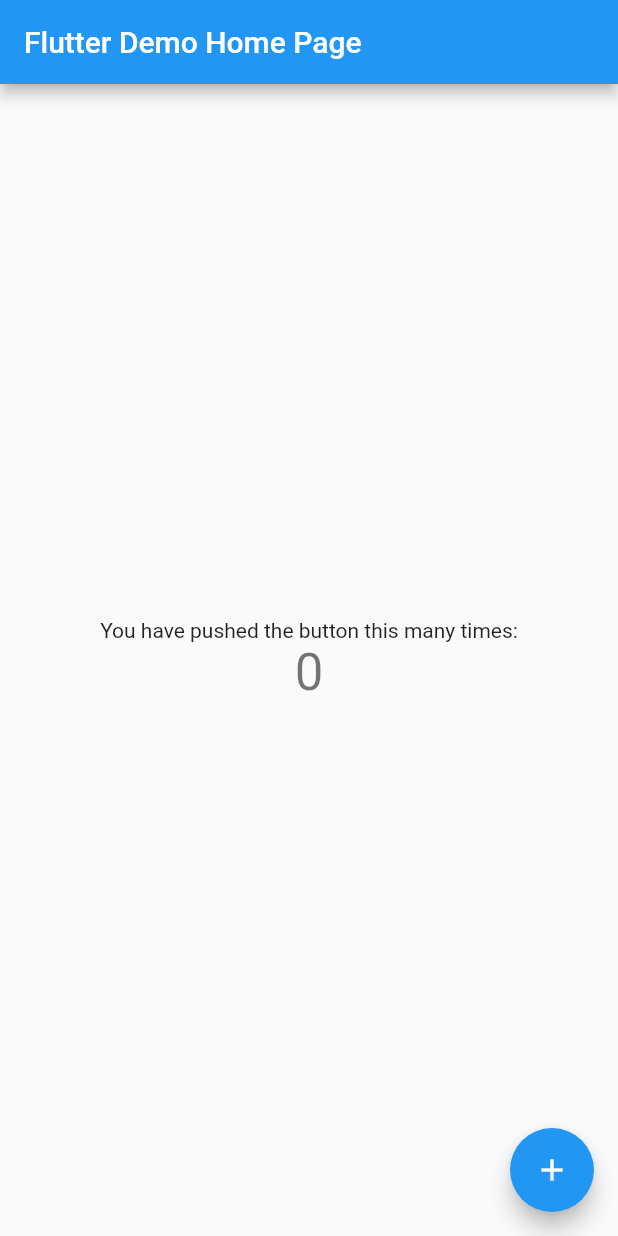
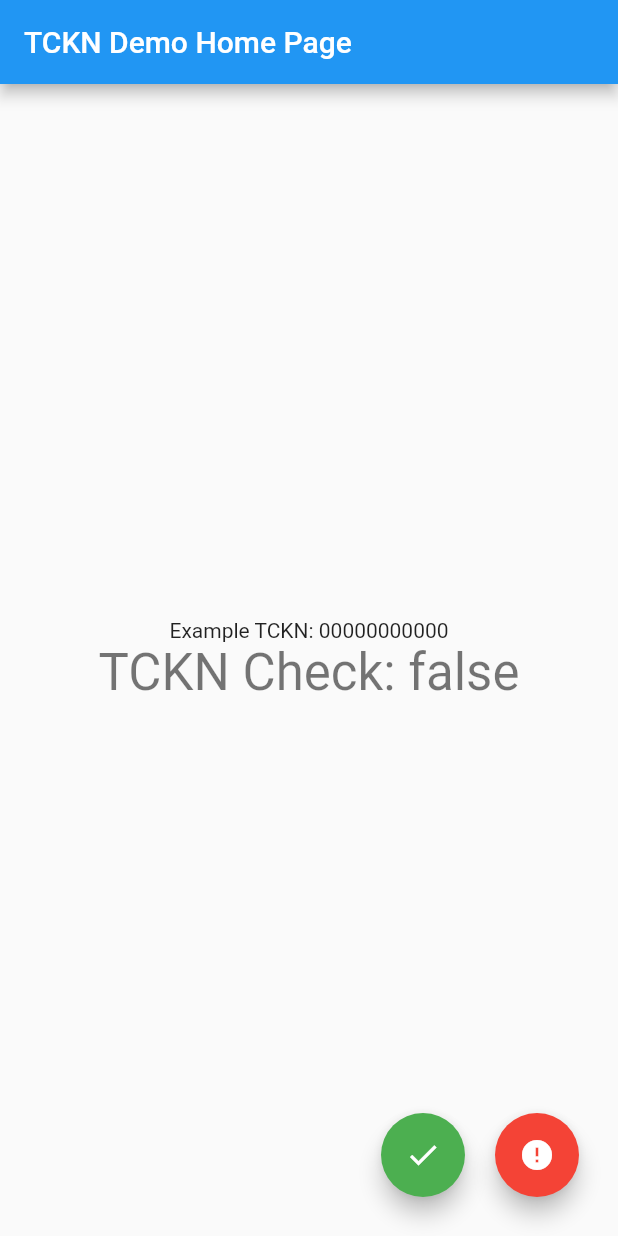
Before and after one commit to egemenmede/tckn_check, a Flutter app: the screen it shows after launch, on a phone screen of 412 x 824 dp. Run offline on Flutter 3.47's test engine with Material 2 defaults, Android fonts, the phone set to English and light mode, and no system bars.

Commit message:
Update main.dart

```diff
--- a/example/lib/main.dart
+++ b/example/lib/main.dart
@@ -1,4 +1,5 @@
 import 'package:flutter/material.dart';
+import 'package:tckn_check/tckn_check.dart';
 
 void main() {
   runApp(const MyApp());
@@ -7,39 +8,20 @@ void main() {
 class MyApp extends StatelessWidget {
   const MyApp({Key? key}) : super(key: key);
 
-  // This widget is the root of your application.
   @override
   Widget build(BuildContext context) {
     return MaterialApp(
-      title: 'Flutter Demo',
+      title: 'TCKN Demo',
       theme: ThemeData(
-        // This is the theme of your application.
-        //
-        // Try running your application with "flutter run". You'll see the
-        // application has a blue toolbar. Then, without quitting the app, try
-        // changing the primarySwatch below to Colors.green and then invoke
-        // "hot reload" (press "r" in the console where you ran "flutter run",
-        // or simply save your changes to "hot reload" in a Flutter IDE).
-        // Notice that the counter didn't reset back to zero; the application
-        // is not restarted.
         primarySwatch: Colors.blue,
       ),
-      home: const MyHomePage(title: 'Flutter Demo Home Page'),
+      home: const MyHomePage(title: 'TCKN Demo Home Page'),
     );
   }
 }
 
 class MyHomePage extends StatefulWidget {
   const MyHomePage({Key? key, required this.title}) : super(key: key);
-
-  // This widget is the home page of your application. It is stateful, meaning
-  // that it has a State object (defined below) that contains fields that affect
-  // how it looks.
-
-  // This class is the configuration for the state. It holds the values (in this
-  // case the title) provided by the parent (in this case the App widget) and
-  // used by the build method of the State. Fields in a Widget subclass are
-  // always marked "final".
 
   final String title;
 
@@ -48,68 +30,69 @@ class MyHomePage extends StatefulWidget {
 }
 
 class _MyHomePageState extends State<MyHomePage> {
-  int _counter = 0;
+  bool _tcknStatus = false;
+  String _tcknExample = "00000000000";
 
-  void _incrementCounter() {
+  void _trueTckn() {
     setState(() {
-      // This call to setState tells the Flutter framework that something has
-      // changed in this State, which causes it to rerun the build method below
-      // so that the display can reflect the updated values. If we changed
-      // _counter without calling setState(), then the build method would not be
-      // called again, and so nothing would appear to happen.
-      _counter++;
+      _tcknStatus = Tckn().check("62468678658");
+      _tcknExample = "62468678658";
+    });
+  }
+
+  void _falseTckn() {
+    setState(() {
+      _tcknStatus = Tckn().check("6468678658");
+      _tcknExample = "6468678658";
     });
   }
 
   @override
   Widget build(BuildContext context) {
-    // This method is rerun every time setState is called, for instance as done
-    // by the _incrementCounter method above.
-    //
-    // The Flutter framework has been optimized to make rerunning build methods
-    // fast, so that you can just rebuild anything that needs updating rather
-    // than having to individually change instances of widgets.
     return Scaffold(
       appBar: AppBar(
-        // Here we take the value from the MyHomePage object that was created by
-        // the App.build method, and use it to set our appbar title.
         title: Text(widget.title),
       ),
       body: Center(
-        // Center is a layout widget. It takes a single child and positions it
-        // in the middle of the parent.
         child: Column(
-          // Column is also a layout widget. It takes a list of children and
-          // arranges them vertically. By default, it sizes itself to fit its
-          // children horizontally, and tries to be as tall as its parent.
-          //
-          // Invoke "debug painting" (press "p" in the console, choose the
-          // "Toggle Debug Paint" action from the Flutter Inspector in Android
-          // Studio, or the "Toggle Debug Paint" command in Visual Studio Code)
-          // to see the wireframe for each widget.
-          //
-          // Column has various properties to control how it sizes itself and
-          // how it positions its children. Here we use mainAxisAlignment to
-          // center the children vertically; the main axis here is the vertical
-          // axis because Columns are vertical (the cross axis would be
-          // horizontal).
           mainAxisAlignment: MainAxisAlignment.center,
-          children: <Widget>[
-            const Text(
-              'You have pushed the button this many times:',
+          children: [
+            Text(
+              'Example TCKN: $_tcknExample',
             ),
             Text(
-              '$_counter',
+              'TCKN Check: $_tcknStatus',
               style: Theme.of(context).textTheme.headline4,
             ),
           ],
         ),
       ),
-      floatingActionButton: FloatingActionButton(
-        onPressed: _incrementCounter,
-        tooltip: 'Increment',
-        child: const Icon(Icons.add),
-      ), // This trailing comma makes auto-formatting nicer for build methods.
+      floatingActionButton: Wrap( //will break to another line on overflow
+        direction: Axis.horizontal, //use vertical to show  on vertical axis
+        children: [
+          Container(
+              margin:const EdgeInsets.all(10),
+              child: FloatingActionButton(
+                onPressed: _trueTckn,
+                tooltip: 'Example',
+                child: const Icon(Icons.check),
+                backgroundColor: Colors.green,
+              )
+          ), //button first
+
+          Container(
+              margin:const EdgeInsets.all(10),
+              child: FloatingActionButton(
+                onPressed: _falseTckn,
+                tooltip: 'Example',
+                child: const Icon(Icons.error),
+                backgroundColor: Colors.red,
+              )
+          ), // button second
+        ],
+      ),
+
+
     );
   }
 }
```
